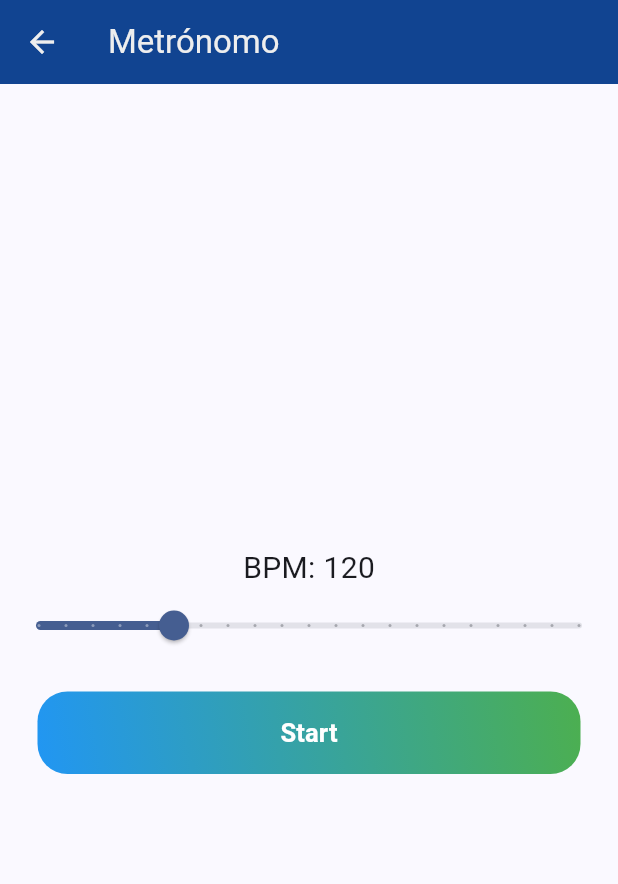
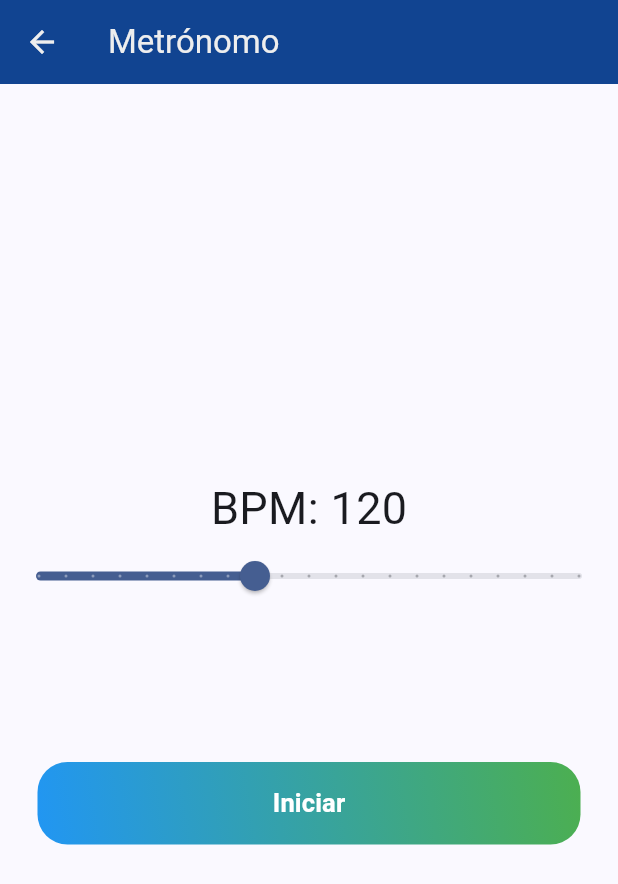
Before and after one commit to MiguelAlvarez97/wawa-mentor, a Flutter app: the MetronomoPage screen opened by its route, on a phone screen of 412 x 824 dp. Shown: the top 884 px of the screen. Run offline on Flutter 3.47's test engine with Material 3 defaults, Android fonts, the phone set to English and light mode, and no system bars; our stand-ins replace audioplayers, flutter_bloc, youtube_player_flutter.

Commit message:
correccion navigation en Metronomo

```diff
--- a/wawamentor/lib/main.dart
+++ b/wawamentor/lib/main.dart
@@ -25,7 +25,7 @@
                 seedColor: const Color.fromARGB(255, 17, 68, 145)),
             //useMaterial3: true,
           ),
-          home: const MetronomoPage(),
+          home: LoginPage(),
           routes: {
             '/LoginPage': (context) => LoginPage(),
             '/HomePage': (context) => const HomePage(),
--- a/wawamentor/lib/presentation/pages/metronomo.dart
+++ b/wawamentor/lib/presentation/pages/metronomo.dart
@@ -37,7 +37,7 @@ class MetronomePageState extends State<MetronomoPage> {
       await player.play(AssetSource('lib/assets/sounds/tick.mp3'));
       await Future.delayed(Duration(milliseconds: (60000 / _bpm).round()));
       //print('bpm es igual a $_bpm  , calculo de duration $duracion');
-      //await player.dispose();
+      await player.dispose();
     }
 
     setState(() {});
@@ -49,7 +49,12 @@ class MetronomePageState extends State<MetronomoPage> {
 
   @override
   Widget build(BuildContext context) {
-    return Scaffold(
+    return PopScope(
+      canPop: true,
+      onPopInvoked: (didPop) {
+        _isPlaying = false;
+      },
+      child: Scaffold(
         appBar: AppBar(
           title: Text(
             'Metrónomo',
@@ -64,12 +69,12 @@ class MetronomePageState extends State<MetronomoPage> {
             children: <Widget>[
               Text(
                 'BPM: ${_bpm.round()}',
-              style: const TextStyle(fontSize: 20),
+                style: const TextStyle(fontSize: 30),
               ),
               Slider(
                 value: _bpm,
                 min: 40,
-              max: 360,
+                max: 240,
                 divisions: 20,
                 onChanged: (value) {
                   setState(() {
@@ -77,12 +82,13 @@ class MetronomePageState extends State<MetronomoPage> {
                   });
                 },
               ),
-            const SizedBox(height: 20),
+              const SizedBox(height: 100),
               MyButton(
                 onPressed: _toggleMetronome,
-              text: _isPlaying ? 'Stop' : 'Start',
+                text: _isPlaying ? 'Detener' : 'Iniciar',
               )
             ],
+          ),
         ),
       ),
     );
```
Also changed, not shown: 1 other file. Lines whose indentation alone changed are shown as unchanged.
